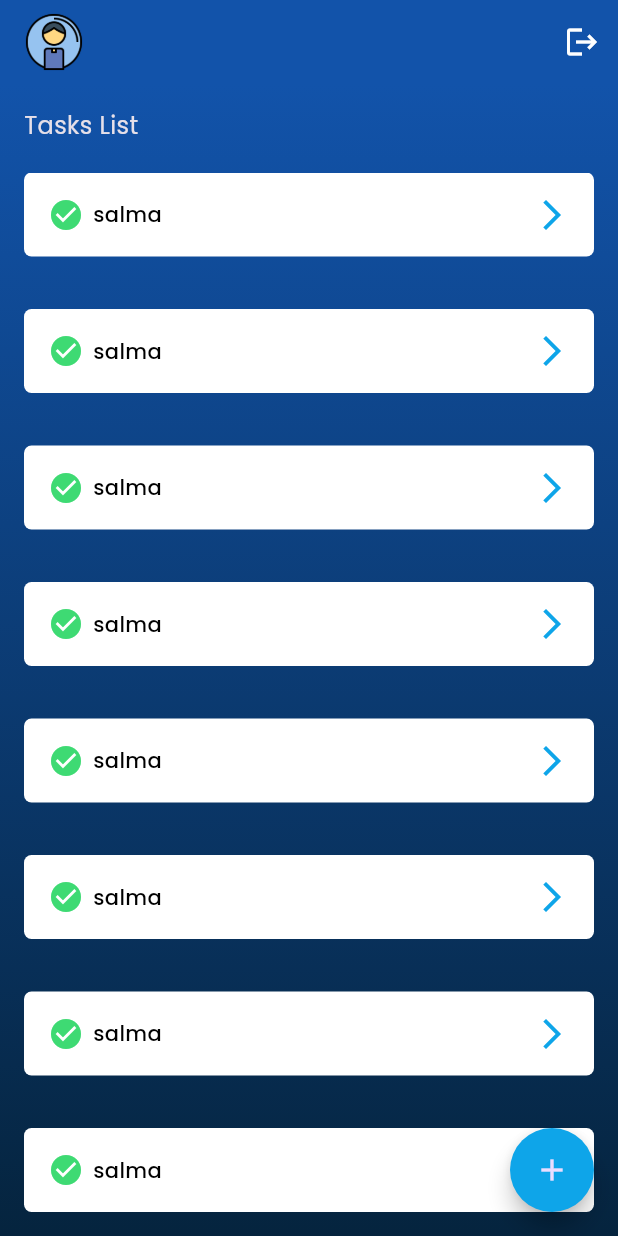
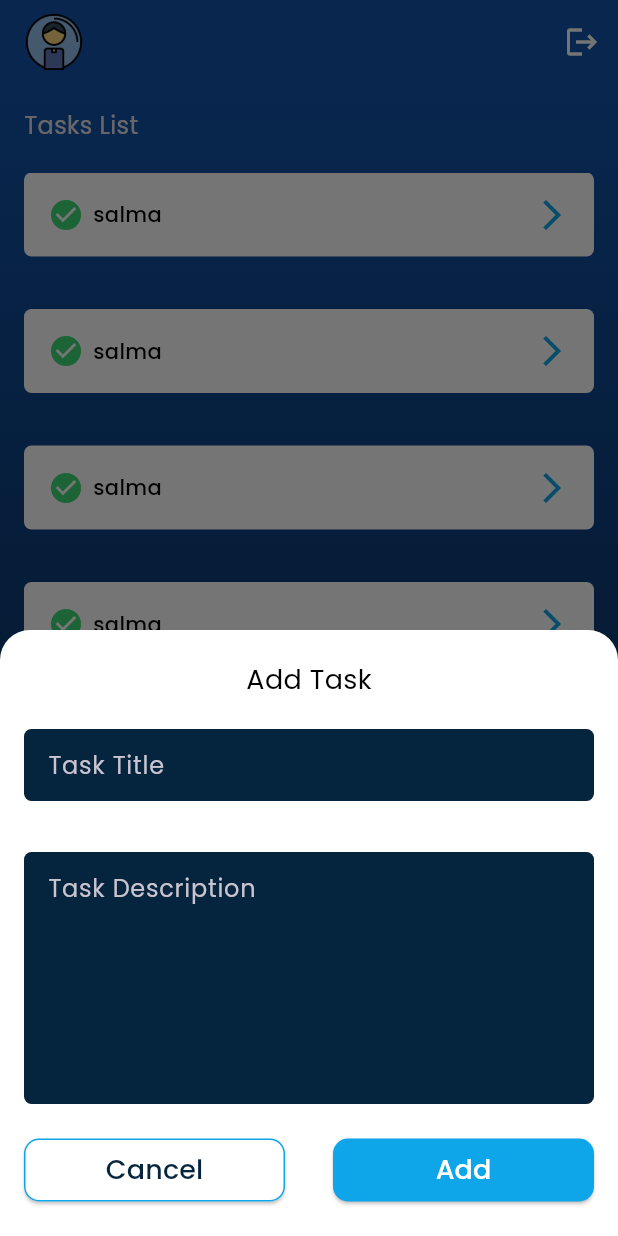
Before and after one commit to salma234-del/tasks_app, a Flutter app: the TasksView screen opened by its route, after a tap on the "add" icon, on a phone screen of 412 x 824 dp. Run offline on Flutter 3.47's test engine with Material 3 defaults, Android fonts, the light colour scheme and no system bars; our stand-ins replace dartz, firebase_auth, firebase_core, flutter_bloc, flutter_spinkit, get_it and 2 more; accounts and stored records are empty; statements that could not run were skipped.

Commit message:
Add task bottom sheet - Add bottom sheet UI - Seperate add task form

```diff
--- /dev/null
+++ b/lib/Core/helper_functions/empty_validator.dart
@@ -0,0 +1,8 @@
+import 'package:tasks_app/Core/utils/app_strings.dart';
+
+String? emptyValidator(String? value) {
+  if (value == null || value.isEmpty) {
+    return AppStrings.requiredField;
+  }
+  return null;
+}
--- a/lib/Core/utils/app_colores.dart
+++ b/lib/Core/utils/app_colores.dart
@@ -9,4 +9,5 @@ abstract class AppColors {
   static const Color black1 = Color(0xff000000);
   static const Color black2 = Color(0x70000000);
   static const Color green = Color(0xff3EDA73);
+  static const Color transparent = Colors.transparent;
 }
--- a/lib/Core/utils/app_constants.dart
+++ b/lib/Core/utils/app_constants.dart
@@ -11,4 +11,5 @@ abstract class AppConstants {
   static RegExp nameRegex = RegExp(r"^[a-zA-Z]+(?:[-\'\s][a-zA-Z]+)*$");
   static RegExp emailRegex = RegExp(r"^[a-zA-Z0-9+_.-]+@[a-zA-Z0-9.-]+$");
   static const String isLoginKey = 'isLogin';
+  static const int taskDescriptionMaxLines = 6;
 }
--- a/lib/Core/utils/app_strings.dart
+++ b/lib/Core/utils/app_strings.dart
@@ -28,4 +28,15 @@ abstract class AppStrings {
       'Email sent successfully, check your email to reset your password.';
 
   static const String tasksList = "Tasks List";
+  static const String taskTitle = "Task Title";
+  static const String taskDescription = "Task Description";
+  static const String addTask = "Add Task";
+  static const String add = "Add";
+  static const String edit = "Edit";
+  static const String delete = "Delete";
+  static const String taskAdded = "Task Added Successfully";
+  static const String taskEdited = "Task Edited Successfully";
+  static const String taskDeleted = "Task Deleted Successfully";
+  static const String taskCompleted = "Task Completed Successfully";
+  static const String cancel = "Cancel";
 }
--- a/lib/Core/widgets/custom_text_form_field.dart
+++ b/lib/Core/widgets/custom_text_form_field.dart
@@ -17,6 +17,10 @@ class CustomTextFormField extends StatelessWidget {
   final int? maxLines;
   final bool withFocusBorder;
   final String? hintText;
+  final Color? filledColor;
+  final Color? prefixIconColor;
+  final TextStyle? hintStyle;
+  final Color? textColor;
 
   const CustomTextFormField({
     super.key,
@@ -33,12 +37,16 @@ class CustomTextFormField extends StatelessWidget {
     this.maxLines = 1,
     this.withFocusBorder = true,
     this.hintText,
+    this.filledColor,
+    this.prefixIconColor,
+    this.hintStyle,
+    this.textColor,
   });
 
   @override
   Widget build(BuildContext context) {
     return TextFormField(
-      style: const TextStyle(color: AppColors.black1),
+      style: TextStyle(color: textColor ?? AppColors.black1),
       onSaved: onSaved,
       controller: controller,
       keyboardType: keyboardType,
@@ -50,9 +58,9 @@ class CustomTextFormField extends StatelessWidget {
       decoration: InputDecoration(
         isDense: true,
         //isCollapsed: true,
-        hintStyle: AppStyles.styleRegular18,
+        hintStyle: hintStyle ?? AppStyles.styleRegular18,
         hintText: hintText,
-        fillColor: AppColors.white1,
+        fillColor: filledColor ?? AppColors.white1,
         filled: true,
         border: OutlineInputBorder(
           borderSide: BorderSide.none,
@@ -65,11 +73,14 @@ class CustomTextFormField extends StatelessWidget {
         // focusedBorder: buildTextFieldBorder(
         //   color: withFocusBorder ? AppColors.primary : AppColors.black2,
         // ),
-        prefixIcon: Icon(
-          prefixIcon,
-          size: 24,
-          color: AppColors.black1,
-        ),
+        alignLabelWithHint: true,
+        prefixIcon: prefixIcon != null
+            ? Icon(
+                prefixIcon,
+                size: 24,
+                color: prefixIconColor ?? AppColors.black1,
+              )
+            : null,
         suffixIcon: IconButton(
           onPressed: suffixIconOnPressed,
           icon: Icon(
--- a/lib/Features/tasks/presentation/views/tasks_view.dart
+++ b/lib/Features/tasks/presentation/views/tasks_view.dart
@@ -2,6 +2,7 @@ import 'package:flutter/material.dart';
 import 'package:flutter_bloc/flutter_bloc.dart';
 import 'package:tasks_app/Core/services/services_locator.dart';
 import 'package:tasks_app/Features/tasks/presentation/views/view_model/logout_cubit/logout_cubit.dart';
+import 'package:tasks_app/Features/tasks/presentation/views/widgets/add_task_bottom_sheet.dart';
 import 'package:tasks_app/Features/tasks/presentation/views/widgets/custom_tasks_view_app_bar.dart';
 import 'package:tasks_app/Features/tasks/presentation/views/widgets/tasks_view_body.dart';
 
@@ -20,7 +21,13 @@ class TasksView extends StatelessWidget {
         appBar: const CustomTasksViewAppBar(),
         body: const TasksViewBody(),
         floatingActionButton: FloatingActionButton(
-          onPressed: () {},
+          onPressed: () {
+            showModalBottomSheet(
+              isScrollControlled: true,
+              context: context,
+              builder: (context) => const AddTaskBottomSheet(),
+            );
+          },
           child: const Icon(Icons.add),
         ),
       ),
--- /dev/null
+++ b/lib/Features/tasks/presentation/views/widgets/add_task_bottom_sheet.dart
@@ -0,0 +1,47 @@
+import 'package:flutter/material.dart';
+import 'package:tasks_app/Core/utils/app_colores.dart';
+import 'package:tasks_app/Core/utils/app_sizes.dart';
+import 'package:tasks_app/Core/utils/app_strings.dart';
+import 'package:tasks_app/Core/utils/app_styles.dart';
+import 'package:tasks_app/Features/tasks/presentation/views/widgets/add_task_form.dart';
+
+class AddTaskBottomSheet extends StatelessWidget {
+  const AddTaskBottomSheet({super.key});
+
+  @override
+  Widget build(BuildContext context) {
+    return Padding(
+      padding: EdgeInsets.only(
+        bottom: MediaQuery.of(context).viewInsets.bottom,
+      ),
+      child: Container(
+        padding: const EdgeInsets.symmetric(
+          horizontal: AppSizes.defaultHorizontalPadding,
+        ),
+        decoration: const BoxDecoration(
+          color: Colors.white,
+          borderRadius: BorderRadius.only(
+            topLeft: Radius.circular(20),
+            topRight: Radius.circular(20),
+          ),
+        ),
+        child: SingleChildScrollView(
+          child: Column(
+            children: [
+              const SizedBox(height: 20),
+              Text(
+                AppStrings.addTask,
+                style: AppStyles.styleRegular18.copyWith(
+                  color: AppColors.black1,
+                ),
+              ),
+              const SizedBox(height: 20),
+              const AddTaskForm(),
+              const SizedBox(height: 20),
+            ],
+          ),
+        ),
+      ),
+    );
+  }
+}
--- /dev/null
+++ b/lib/Features/tasks/presentation/views/widgets/add_task_form.dart
@@ -0,0 +1,61 @@
+import 'package:flutter/widgets.dart';
+import 'package:tasks_app/Core/helper_functions/empty_validator.dart';
+import 'package:tasks_app/Core/utils/app_colores.dart';
+import 'package:tasks_app/Core/utils/app_constants.dart';
+import 'package:tasks_app/Core/utils/app_strings.dart';
+import 'package:tasks_app/Core/utils/app_styles.dart';
+import 'package:tasks_app/Core/widgets/custom_button.dart';
+import 'package:tasks_app/Core/widgets/custom_text_form_field.dart';
+
+class AddTaskForm extends StatelessWidget {
+  const AddTaskForm({super.key});
+
+  @override
+  Widget build(BuildContext context) {
+    return Column(
+      children: [
+        CustomTextFormField(
+          controller: TextEditingController(),
+          validator: emptyValidator,
+          filledColor: AppColors.bgEnd,
+          hintText: AppStrings.taskTitle,
+          hintStyle: AppStyles.styleRegular16,
+          textColor: AppColors.white1,
+          keyboardType: TextInputType.text,
+        ),
+        const SizedBox(height: 34),
+        CustomTextFormField(
+          controller: TextEditingController(),
+          validator: emptyValidator,
+          filledColor: AppColors.bgEnd,
+          hintText: AppStrings.taskDescription,
+          hintStyle: AppStyles.styleRegular16,
+          textColor: AppColors.white1,
+          maxLines: AppConstants.taskDescriptionMaxLines,
+          keyboardType: TextInputType.multiline,
+        ),
+        const SizedBox(height: 20),
+        Row(
+          children: [
+            Expanded(
+              child: CustomButton(
+                bgColor: AppColors.white1,
+                radiusColor: AppColors.primary,
+                textColor: AppColors.bgEnd,
+                text: AppStrings.cancel,
+                onPressed: () {},
+              ),
+            ),
+            const SizedBox(width: 32),
+            Expanded(
+              child: CustomButton(
+                text: AppStrings.add,
+                onPressed: () {},
+              ),
+            )
+          ],
+        ),
+      ],
+    );
+  }
+}
```
